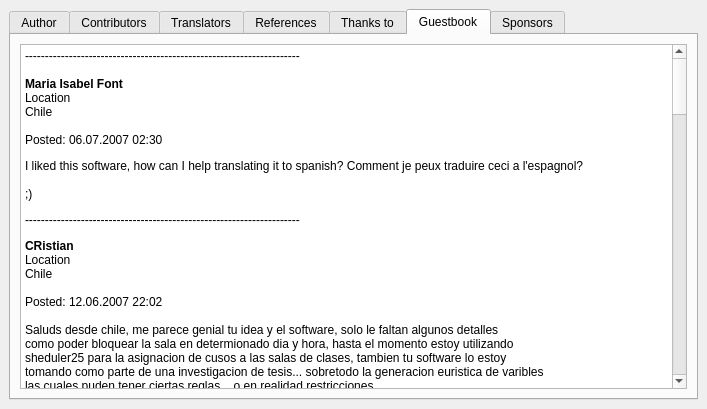
Before: the Qt Designer form fet/src/interface/helpaboutform_template.ui in vonmecheln/fet, drawn with Qt 5.
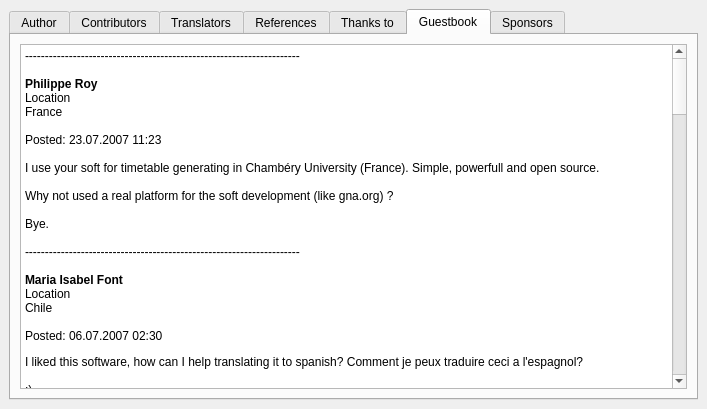
After: the same form once the commit is applied. The open tabs and pages were chosen to show the change.

The edit to the form file:
```diff
--- a/fet/src/interface/helpaboutform_template.ui
+++ b/fet/src/interface/helpaboutform_template.ui
@@ -417,6 +417,20 @@
 &lt;/style>&lt;/head>&lt;body style=" font-family:'Sans Serif'; font-size:9pt; font-weight:400; font-style:normal;">
 &lt;p style=" margin-top:0px; margin-bottom:0px; margin-left:0px; margin-right:0px; -qt-block-indent:0; text-indent:0px;">---------------------------------------------------------------------&lt;/p>
 &lt;p style="-qt-paragraph-type:empty; margin-top:0px; margin-bottom:0px; margin-left:0px; margin-right:0px; -qt-block-indent:0; text-indent:0px;">&lt;/p>
+&lt;p style=" margin-top:0px; margin-bottom:0px; margin-left:0px; margin-right:0px; -qt-block-indent:0; text-indent:0px;">&lt;span style=" font-weight:600;">Philippe Roy&lt;/span>&lt;/p>
+&lt;p style=" margin-top:0px; margin-bottom:0px; margin-left:0px; margin-right:0px; -qt-block-indent:0; text-indent:0px; font-weight:600;">&lt;span style=" font-weight:400;">Location&lt;/span>&lt;/p>
+&lt;p style=" margin-top:0px; margin-bottom:0px; margin-left:0px; margin-right:0px; -qt-block-indent:0; text-indent:0px;">France&lt;/p>
+&lt;p style=" margin-top:0px; margin-bottom:0px; margin-left:0px; margin-right:0px; -qt-block-indent:0; text-indent:0px;">	&lt;/p>
+&lt;p style=" margin-top:0px; margin-bottom:0px; margin-left:0px; margin-right:0px; -qt-block-indent:0; text-indent:0px;">Posted: 23.07.2007 11:23&lt;/p>
+&lt;p style="-qt-paragraph-type:empty; margin-top:0px; margin-bottom:0px; margin-left:0px; margin-right:0px; -qt-block-indent:0; text-indent:0px;">&lt;/p>
+&lt;p style=" margin-top:0px; margin-bottom:0px; margin-left:0px; margin-right:0px; -qt-block-indent:0; text-indent:0px;">I use your soft for timetable generating in Chambéry University (France). Simple, powerfull and open source.&lt;/p>
+&lt;p style="-qt-paragraph-type:empty; margin-top:0px; margin-bottom:0px; margin-left:0px; margin-right:0px; -qt-block-indent:0; text-indent:0px;">&lt;/p>
+&lt;p style=" margin-top:0px; margin-bottom:0px; margin-left:0px; margin-right:0px; -qt-block-indent:0; text-indent:0px;">Why not used a real platform for the soft development (like gna.org) ?&lt;/p>
+&lt;p style="-qt-paragraph-type:empty; margin-top:0px; margin-bottom:0px; margin-left:0px; margin-right:0px; -qt-block-indent:0; text-indent:0px;">&lt;/p>
+&lt;p style=" margin-top:0px; margin-bottom:0px; margin-left:0px; margin-right:0px; -qt-block-indent:0; text-indent:0px;">Bye.&lt;/p>
+&lt;p style="-qt-paragraph-type:empty; margin-top:0px; margin-bottom:0px; margin-left:0px; margin-right:0px; -qt-block-indent:0; text-indent:0px;">&lt;/p>
+&lt;p style=" margin-top:0px; margin-bottom:0px; margin-left:0px; margin-right:0px; -qt-block-indent:0; text-indent:0px;">---------------------------------------------------------------------&lt;/p>
+&lt;p style="-qt-paragraph-type:empty; margin-top:0px; margin-bottom:0px; margin-left:0px; margin-right:0px; -qt-block-indent:0; text-indent:0px;">&lt;/p>
 &lt;p style=" margin-top:0px; margin-bottom:0px; margin-left:0px; margin-right:0px; -qt-block-indent:0; text-indent:0px;">&lt;span style=" font-weight:600;">Maria Isabel Font&lt;/span>&lt;br />Location&lt;br />Chile&lt;br />&lt;/p>
 &lt;p style=" margin-top:0px; margin-bottom:0px; margin-left:0px; margin-right:0px; -qt-block-indent:0; text-indent:0px;">Posted: 06.07.2007 02:30 &lt;/p>
 &lt;p style=" margin-top:12px; margin-bottom:12px; margin-left:0px; margin-right:0px; -qt-block-indent:0; text-indent:0px;">I liked this software, how can I help translating it to spanish? Comment je peux traduire ceci a l'espagnol?&lt;br />&lt;br />;)&lt;/p>
```
Left out of the diff: 10 changed lines with no effect on the pictures.
